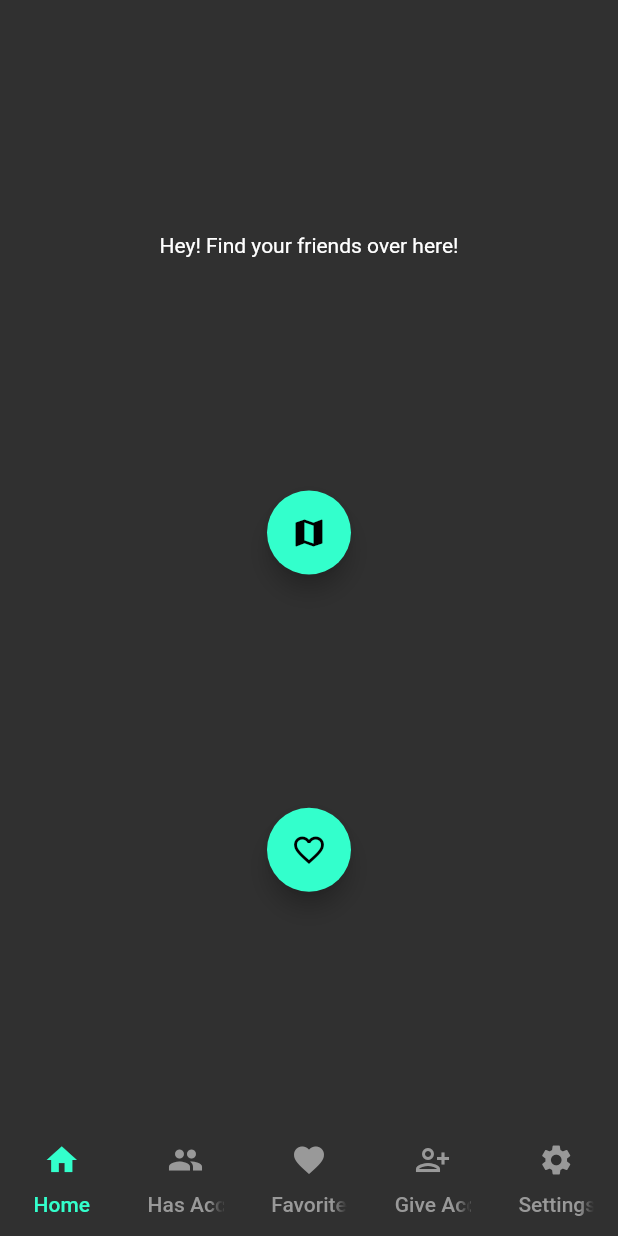
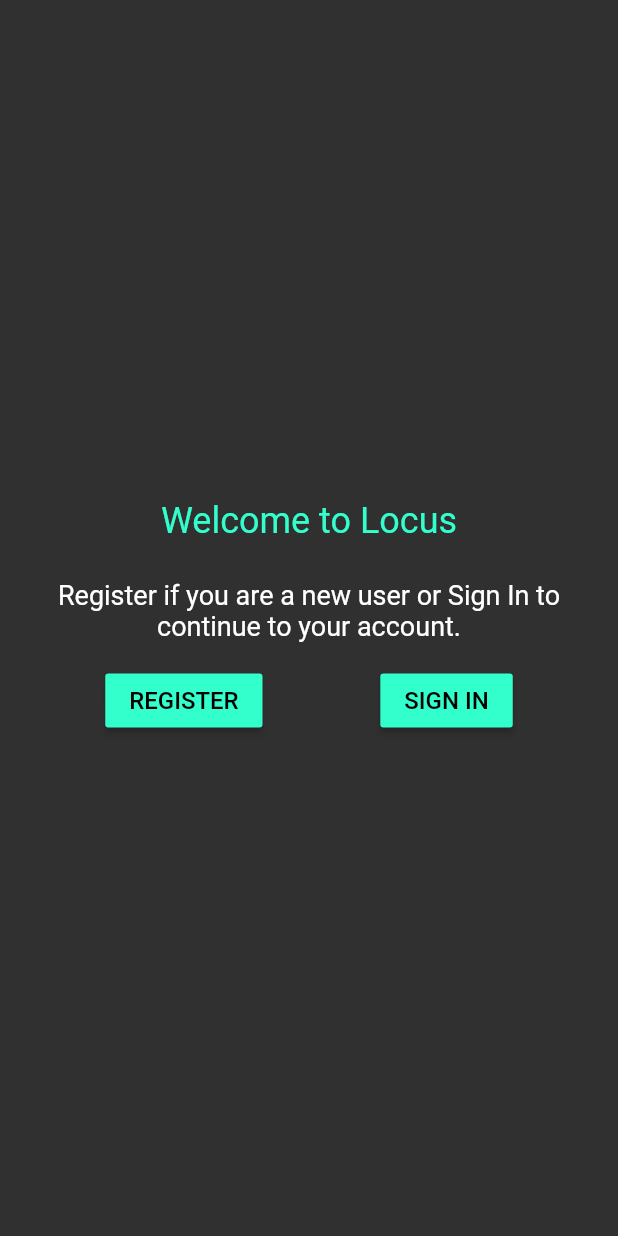
Before and after one commit to A-N-uraag/Project-Locus, a Flutter app: the screen it shows after launch, on a phone screen of 412 x 824 dp. Run offline on Flutter 3.47's test engine with Material 2 defaults, Android fonts, the phone set to English and light mode, and no system bars; our stand-ins replace cloud_firestore, firebase_auth, firebase_core, geolocator, sqflite; accounts and stored records are empty.

Commit message:
Created the user sign in/sign up flow and added firebase app init

```diff
--- a/lib/main.dart
+++ b/lib/main.dart
@@ -1,7 +1,7 @@
-import 'package:ProjectLocus/pages/HasAccess.dart';
-import 'package:ProjectLocus/pages/settings.dart';
-import 'package:ProjectLocus/pages/homepage.dart';
-import 'package:ProjectLocus/pages/GivenAccess.dart';
+import 'package:ProjectLocus/pages/EntryOptionsPage.dart';
+import 'package:ProjectLocus/utils/AuthUtils.dart';
+import 'package:ProjectLocus/pages/LocusHome.dart';
+import 'package:firebase_core/firebase_core.dart';
 import 'package:flutter/material.dart';
 
 void main() {
@@ -15,46 +15,82 @@ class Locus extends StatelessWidget {
       title: 'Project Locus',
       theme: ThemeData(
         primaryColor: Colors.black,
+        brightness: Brightness.dark
       ),
-      home: LocusNavTabs(),
+      home: LocusApp(),
     );
   }
 }
 
-class LocusNavTabs extends StatelessWidget {
+class LocusApp extends StatelessWidget {
+
+  Future<void> initializeFirebase() async {
+    await Firebase.initializeApp();
+  }
 
   @override
   Widget build(BuildContext context) {
-    return DefaultTabController(
-        length: 5,
-        child: Theme(
-          data: ThemeData(
-            brightness: Brightness.dark
+    return FutureBuilder(
+      future: initializeFirebase(),
+      builder: (BuildContext context, AsyncSnapshot<void> snapshot){
+        if (snapshot.connectionState == ConnectionState.waiting){
+          return Scaffold(
+            body: Center(
+              child: Container(
+                alignment: Alignment.center,
+                child: Text("Welcome to Locus...",style: TextStyle(color: Color(0xff33ffcc),fontSize: 20),),
               ),
-          child: Scaffold(
-          bottomNavigationBar: TabBar(
-            tabs: [
-                Tab(icon: Icon(Icons.home,), text: "Home",),
-                Tab(icon: Icon(Icons.people), text: "Has Access"),
-                Tab(icon: Icon(Icons.favorite), text: "Favorites"),
-                Tab(icon: Icon(Icons.person_add_alt), text: "Give Access"),
-                Tab(icon: Icon(Icons.settings), text: "Settings"),
-              ],
-            unselectedLabelColor: Color(0xff999999),
-            labelColor: Color(0xff33ffcc),
-            indicatorColor: Colors.transparent
             ),
-          body: TabBarView(
+          );
+        }
+        switch(AuthUtils.getUserState()){
+          case UserState.signed_in_and_verified:{
+            return LocusHome();
+          }
+          case UserState.signed_out:{
+            return EntryOptionsPage();
+          }
+          case UserState.signed_in_not_verified:{
+            return Scaffold(
+              body: Center(
+                child: Container(
+                  decoration: BoxDecoration(
+                    border: Border.all(color: Color(0xff33ffcc)),
+                    borderRadius: BorderRadius.all(Radius.circular(5))
+                  ),
+                  child: Column(
+                    mainAxisSize: MainAxisSize.min,
+                    mainAxisAlignment: MainAxisAlignment.center,
+                    crossAxisAlignment: CrossAxisAlignment.center,
                     children: [
-              HomePage(),
-              HasAccess(),
-              Center( child: Text("Favorites")),
-              GivenAccess(),
-              ProfileView()
+                      Text("Welcome and thanks for using Locus. Your email id verification is pending. Please complete the verification to continue.",
+                        style: TextStyle(fontSize: 24),
+                        textAlign: TextAlign.center,
+                      ),
+                      Container(
+                        margin: EdgeInsets.all(15),
+                        child: RaisedButton(
+                          child: Text("Send verification mail",style: TextStyle(color: Colors.black,fontSize: 16),),
+                          onPressed: ()async {
+                            Scaffold.of(context).showSnackBar(SnackBar(
+                              content: Text("Sending verification mail..."),
+                            ));
+                            await AuthUtils.sendEmailVerification();
+                            Scaffold.of(context).removeCurrentSnackBar();
+                            Scaffold.of(context).showSnackBar(SnackBar(
+                              content: Text("Email sent. Please verify to continue."),
+                            ));
+                          }
+                        ),
+                      )
                     ],
                   ),
                 ),
-      )
+              ),
             );
           }
         }
+      }
+    );
+  }
+}
--- /dev/null
+++ b/lib/pages/EntryOptionsPage.dart
@@ -0,0 +1,52 @@
+import 'package:ProjectLocus/pages/UserEntryPage.dart';
+import 'package:flutter/material.dart';
+
+class EntryOptionsPage extends StatelessWidget{
+
+  @override
+  Widget build(BuildContext context){
+    return Scaffold(
+      body: Center(
+        child: Container(
+          width: MediaQuery.of(context).size.width*0.85,
+          child: Column(
+            mainAxisSize: MainAxisSize.min,
+            mainAxisAlignment: MainAxisAlignment.center,
+            crossAxisAlignment: CrossAxisAlignment.center,
+            children: [
+              Container(
+                margin: EdgeInsets.only(bottom: 25),
+                child: Text("Welcome to Locus", style: TextStyle(color: Color(0xff33ffcc), fontSize: 24),),
+              ),
+              Container(
+                margin: EdgeInsets.only(bottom: 15),
+                child: Text("Register if you are a new user or Sign In to continue to your account.",style: TextStyle(fontSize: 18), textAlign: TextAlign.center,),
+              ),
+              Row(
+                mainAxisAlignment: MainAxisAlignment.spaceAround,
+                children: [
+                  RaisedButton(
+                    color: Color(0xff33ffcc),
+                    textColor: Colors.black,
+                    onPressed: (){
+                      Navigator.push(context, MaterialPageRoute(builder: (BuildContext context) => UserEntryPage("Register")));
+                    },
+                    child: Text("REGISTER",style: TextStyle(fontSize: 16),),
+                  ),
+                  RaisedButton(
+                    color: Color(0xff33ffcc),
+                    textColor: Colors.black,
+                    onPressed: (){
+                      Navigator.push(context, MaterialPageRoute(builder: (BuildContext context) => UserEntryPage("SignIn")));
+                    },
+                    child: Text("SIGN IN", style: TextStyle(fontSize: 16),),
+                  )
+                ],
+              )
+            ],
+          ),
+        ),
+      ),
+    );
+  }
+}
--- a/lib/pages/HasAccess.dart
+++ b/lib/pages/HasAccess.dart
@@ -1,5 +1,4 @@
 import 'package:ProjectLocus/dataModels/Profile.dart';
-import 'package:firebase_core/firebase_core.dart';
 import 'package:flutter/material.dart';
 import '../utils/NetworkUtils.dart';
 
```
Also changed, not shown: lib/pages/LocusHome.dart (added, +44 -0 lines), lib/pages/UserEntryPage.dart (added, +152 -0 lines), lib/utils/AuthUtils.dart (+7 -6 lines). Lines whose indentation alone changed are shown as unchanged.
